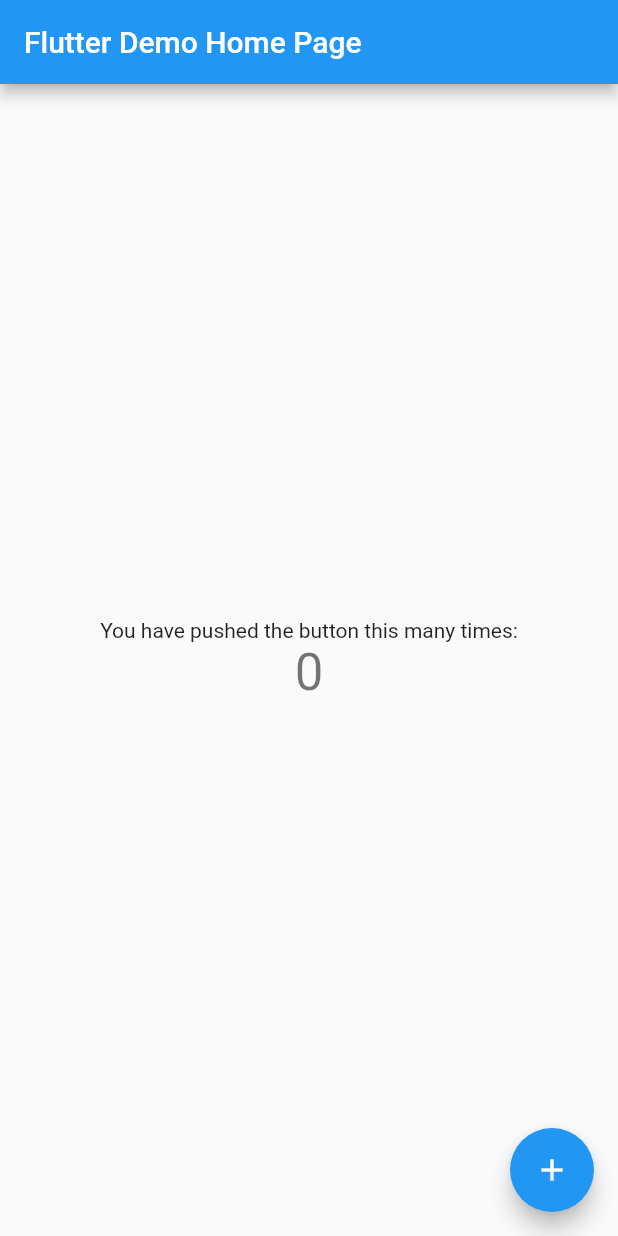
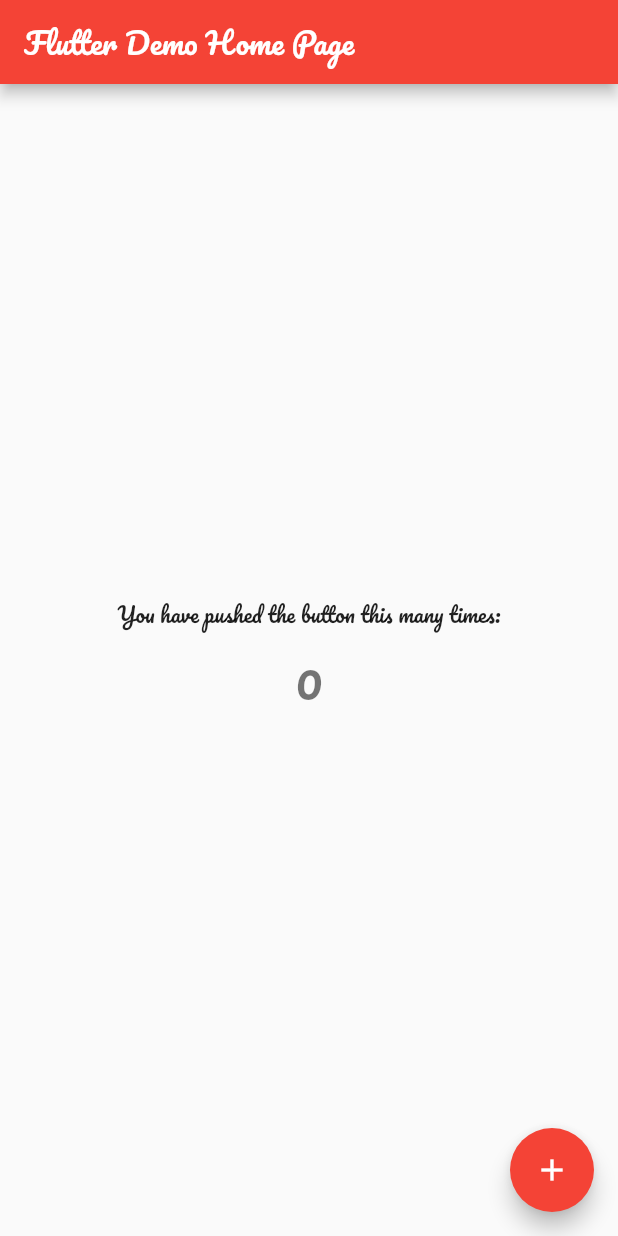
Before and after one commit to Maycon-crz/Bootcamp_Formacao-Flutter-Specialist_DIO, a Flutter app: the MyHomePage screen opened directly, on a phone screen of 412 x 824 dp. Run offline on Flutter 3.47's test engine with Material 2 defaults, Android fonts, the phone set to English and light mode, and no system bars; our stand-ins replace google_fonts; network calls fail.

```diff
--- a/modulo2/trilhaapp/lib/main.dart
+++ b/modulo2/trilhaapp/lib/main.dart
@@ -1,115 +1,9 @@
+import 'dart:math';
+
+import 'package:flutter/cupertino.dart';
 import 'package:flutter/material.dart';
+import 'package:trilhaapp/my_app.dart';
 
 void main() {
   runApp(const MyApp());
 }
-
-class MyApp extends StatelessWidget {
-  const MyApp({super.key});
-
-  // This widget is the root of your application.
-  @override
-  Widget build(BuildContext context) {
-    return MaterialApp(
-      title: 'Flutter Demo',
-      theme: ThemeData(
-        // This is the theme of your application.
-        //
-        // Try running your application with "flutter run". You'll see the
-        // application has a blue toolbar. Then, without quitting the app, try
-        // changing the primarySwatch below to Colors.green and then invoke
-        // "hot reload" (press "r" in the console where you ran "flutter run",
-        // or simply save your changes to "hot reload" in a Flutter IDE).
-        // Notice that the counter didn't reset back to zero; the application
-        // is not restarted.
-        primarySwatch: Colors.blue,
-      ),
-      home: const MyHomePage(title: 'Flutter Demo Home Page'),
-    );
-  }
-}
-
-class MyHomePage extends StatefulWidget {
-  const MyHomePage({super.key, required this.title});
-
-  // This widget is the home page of your application. It is stateful, meaning
-  // that it has a State object (defined below) that contains fields that affect
-  // how it looks.
-
-  // This class is the configuration for the state. It holds the values (in this
-  // case the title) provided by the parent (in this case the App widget) and
-  // used by the build method of the State. Fields in a Widget subclass are
-  // always marked "final".
-
-  final String title;
-
-  @override
-  State<MyHomePage> createState() => _MyHomePageState();
-}
-
-class _MyHomePageState extends State<MyHomePage> {
-  int _counter = 0;
-
-  void _incrementCounter() {
-    setState(() {
-      // This call to setState tells the Flutter framework that something has
-      // changed in this State, which causes it to rerun the build method below
-      // so that the display can reflect the updated values. If we changed
-      // _counter without calling setState(), then the build method would not be
-      // called again, and so nothing would appear to happen.
-      _counter++;
-    });
-  }
-
-  @override
-  Widget build(BuildContext context) {
-    // This method is rerun every time setState is called, for instance as done
-    // by the _incrementCounter method above.
-    //
-    // The Flutter framework has been optimized to make rerunning build methods
-    // fast, so that you can just rebuild anything that needs updating rather
-    // than having to individually change instances of widgets.
-    return Scaffold(
-      appBar: AppBar(
-        // Here we take the value from the MyHomePage object that was created by
-        // the App.build method, and use it to set our appbar title.
-        title: Text(widget.title),
-      ),
-      body: Center(
-        // Center is a layout widget. It takes a single child and positions it
-        // in the middle of the parent.
-        child: Column(
-          // Column is also a layout widget. It takes a list of children and
-          // arranges them vertically. By default, it sizes itself to fit its
-          // children horizontally, and tries to be as tall as its parent.
-          //
-          // Invoke "debug painting" (press "p" in the console, choose the
-          // "Toggle Debug Paint" action from the Flutter Inspector in Android
-          // Studio, or the "Toggle Debug Paint" command in Visual Studio Code)
-          // to see the wireframe for each widget.
-          //
-          // Column has various properties to control how it sizes itself and
-          // how it positions its children. Here we use mainAxisAlignment to
-          // center the children vertically; the main axis here is the vertical
-          // axis because Columns are vertical (the cross axis would be
-          // horizontal).
-          mainAxisAlignment: MainAxisAlignment.center,
-          children: <Widget>[
-            const Text(
-              'You have pushed the button this many times:',
-            ),
-            Text(
-              '$_counter',
-              style: Theme.of(context).textTheme.headline4,
-            ),
-          ],
-        ),
-      ),
-      floatingActionButton: FloatingActionButton(
-        onPressed: _incrementCounter,
-        tooltip: 'Increment',
-        child: const Icon(Icons.add),
-      ), // This trailing comma makes auto-formatting nicer for build methods.
-    );
-  }
-}
--- a/modulo2/trilhaapp/pubspec.yaml
+++ b/modulo2/trilhaapp/pubspec.yaml
@@ -36,6 +36,7 @@ dependencies:
   # The following adds the Cupertino Icons font to your application.
   # Use with the CupertinoIcons class for iOS style icons.
   cupertino_icons: ^1.0.2
+  google_fonts: ^3.0.1
 
 dev_dependencies:
   flutter_test:
```
Also changed, not shown: modulo2/trilhaapp/lib/my_app.dart (added, +21 -0 lines), modulo2/trilhaapp/lib/pages/home_page.dart (added, +75 -0 lines), modulo2/trilhaapp/lib/pages/login_page.dart (added, +100 -0 lines), modulo2/trilhaapp/lib/services/gerador_numero_aleatorio_service.dart (added, +9 -0 lines), modulo2/trilhaapp/pubspec.lock, 3 other files.
